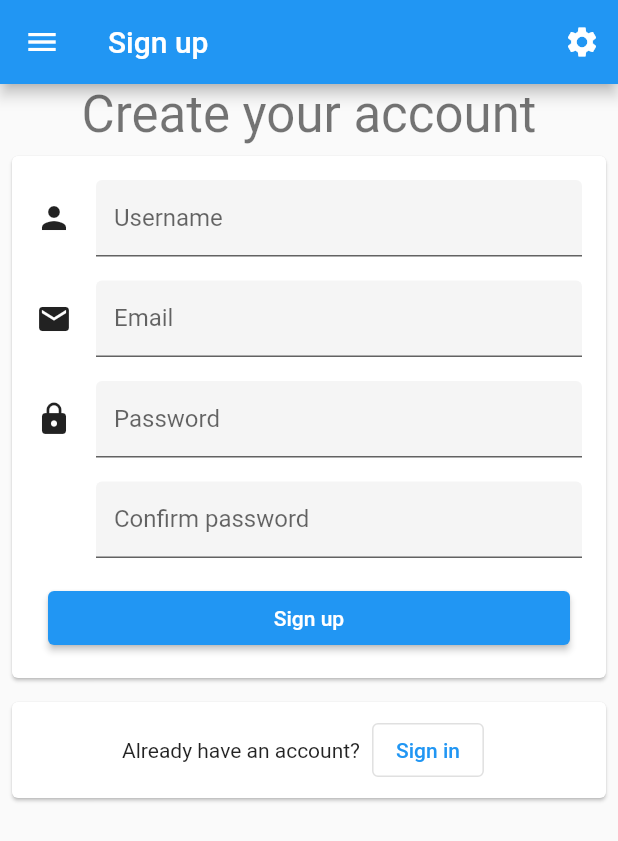
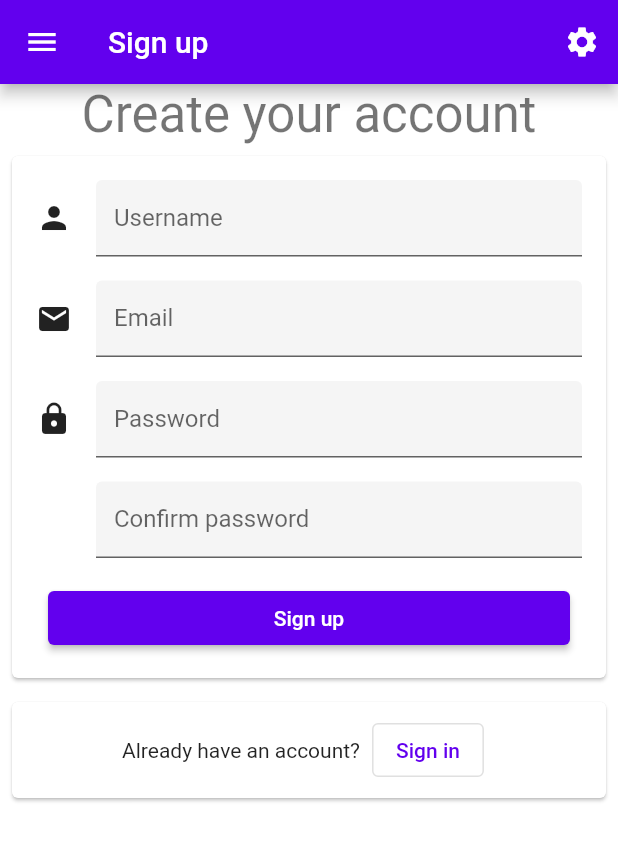
Before and after one commit to FerMod/flutter_notes, a Flutter app: the screen it shows after launch, after a tap on "Sign in", after a tap on "Sign up", on a phone screen of 412 x 824 dp. Shown: the top 841 px of the screen. Run offline on Flutter 3.47's test engine with Material 2 defaults, Android fonts, the phone set to English and light mode, and no system bars; our stand-ins replace cloud_firestore, firebase_auth, firebase_core, flutter_localized_locales, flutter_signin_button, google_sign_in and 5 more; accounts and stored records are empty; generated files the repository leaves out were written again.

Commit message:
Use themes based on baseline Material color scheme

```diff
--- a/lib/main.dart
+++ b/lib/main.dart
@@ -78,10 +78,14 @@ void _initFirebaseAuth() {
 class NotesApp extends StatelessWidget {
   const NotesApp({
     Key? key,
-    this.initialRoute,
+    this.useBaselineMaterialTheme = true,
   }) : super(key: key);
 
-  final String? initialRoute;
+  /// Use the light and dark themes based on the ones given by Material Design,
+  /// that have colors that meet accessibility standards. Theese themes uses a
+  /// color scheme that matches the
+  /// [baseline Material color scheme](https://material.io/design/color/the-color-system.html#color-theme-creation)
+  final bool useBaselineMaterialTheme;
 
   Locale? _localeListResolution(List<Locale>? locales, Iterable<Locale> supportedLocales) {
     var locale = deviceResolvedLocale;
@@ -127,11 +131,12 @@ class NotesApp extends StatelessWidget {
       locale: AppOptions.of(context).locale,
       localeListResolutionCallback: _localeListResolution,
       localeResolutionCallback: _localeResolution,
-      theme: ThemeData.light(),
-      darkTheme: ThemeData.dark(),
+      theme: useBaselineMaterialTheme ? ThemeData.from(colorScheme: const ColorScheme.light()) : ThemeData.light(),
+      darkTheme: useBaselineMaterialTheme ? ThemeData.from(colorScheme: const ColorScheme.dark()) : ThemeData.dark(),
       themeMode: AppOptions.of(context).themeMode,
       initialRoute: userData.isSignedIn ? AppRoute.notes : AppRoute.signIn,
       onGenerateRoute: RouteConfiguration.onGenerateRoute,
+      debugShowCheckedModeBanner: false,
       builder: (context, child) {
         assert(child != null); // Child should not be null
 
```
